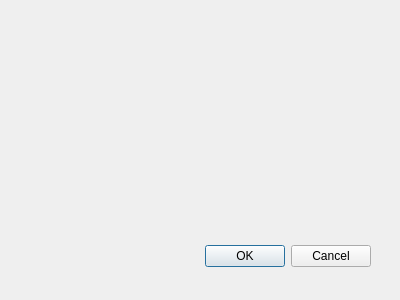
Qt form dialog.ui (JakobGerjolj/SideMountTestGUI) before a commit.
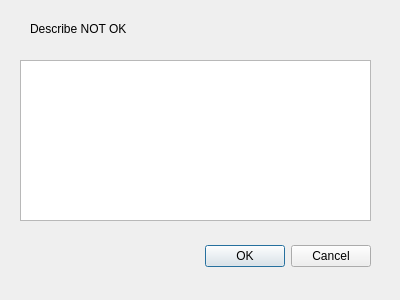
The same form after that commit.

Commit message: Added dialog again

```diff
--- a/dialog.ui
+++ b/dialog.ui
@@ -29,6 +29,29 @@
     <set>QDialogButtonBox::Cancel|QDialogButtonBox::Ok</set>
    </property>
   </widget>
+  <widget class="QTextEdit" name="textEdit">
+   <property name="geometry">
+    <rect>
+     <x>20</x>
+     <y>60</y>
+     <width>351</width>
+     <height>161</height>
+    </rect>
+   </property>
+  </widget>
+  <widget class="QLabel" name="label">
+   <property name="geometry">
+    <rect>
+     <x>30</x>
+     <y>20</y>
+     <width>141</width>
+     <height>17</height>
+    </rect>
+   </property>
+   <property name="text">
+    <string>Describe NOT OK</string>
+   </property>
+  </widget>
  </widget>
  <resources/>
  <connections>
```
The commit also changes 3 other files.
